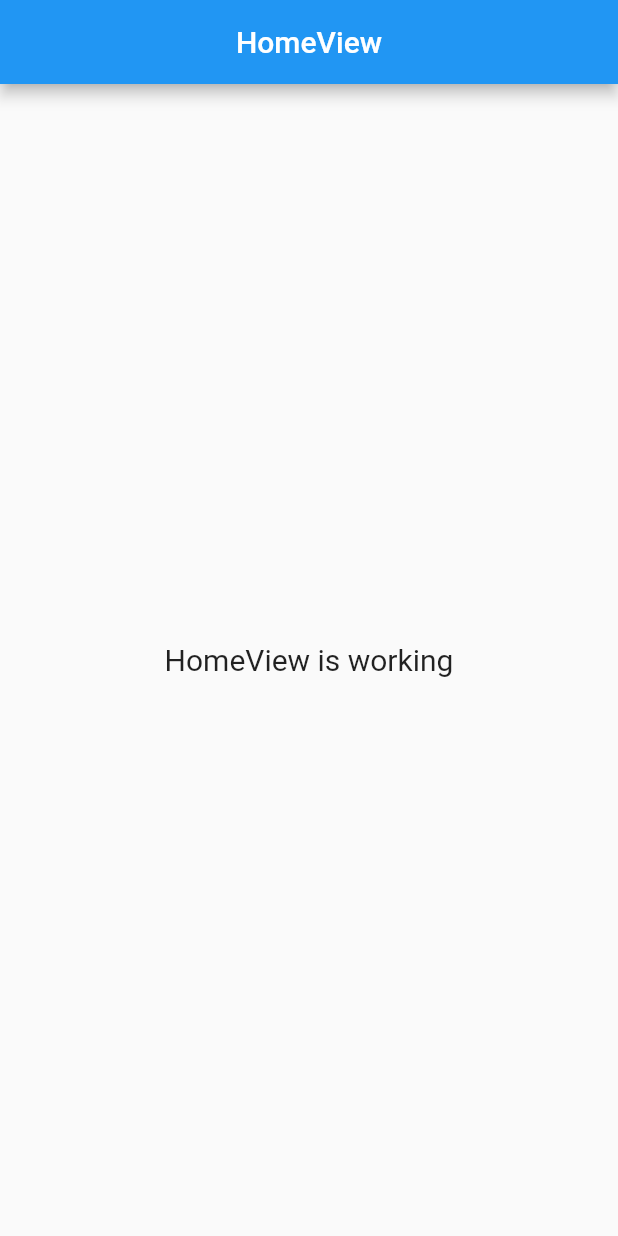
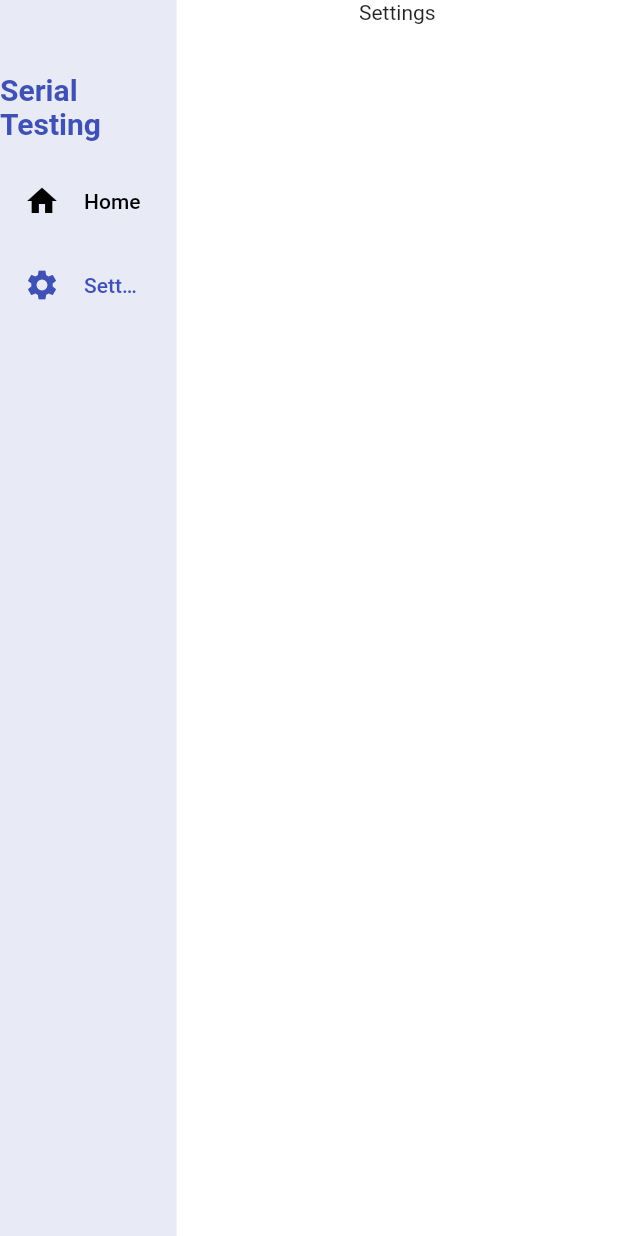
Before and after one commit to hareendranmg/serial_data_viewer, a Flutter app: the screen it shows after launch, on a phone screen of 412 x 824 dp. Run offline on Flutter 3.47's test engine with Material 2 defaults, Android fonts, the phone set to English and light mode, and no system bars; our stand-ins replace form_builder_validators, get, get_storage; missing offline and left inert: flutter_libserialport, window_size.

Commit message:
FEAT: Add Sidebar component

```diff
--- /dev/null
+++ b/lib/app/global_widgets/sidebar.dart
@@ -0,0 +1,77 @@
+import 'package:flutter/material.dart';
+import 'package:get/get.dart';
+
+import '../routes/app_pages.dart';
+import '../utils/general_utils.dart';
+import '../utils/global_widgets.dart';
+import '../utils/theme_data.dart';
+
+class SideBar extends StatelessWidget {
+  SideBar({
+    super.key,
+    required this.menu,
+  });
+
+  final scrollController = ScrollController();
+  final Menus menu;
+
+  @override
+  Widget build(BuildContext context) {
+    return Expanded(
+      flex: 2,
+      child: DecoratedBox(
+        decoration: BoxDecoration(
+          color: Colors.indigo.shade50,
+        ),
+        child: Scrollbar(
+          controller: scrollController,
+          thumbVisibility: true,
+          child: Column(
+            children: [
+              const Padding(
+                padding: EdgeInsets.only(top: 48),
+                child: Text(
+                  'Serial Testing',
+                  style: TextStyle(
+                    fontSize: 20,
+                    fontWeight: FontWeight.bold,
+                    color: Colors.indigo,
+                  ),
+                ),
+              ),
+              HEIGHT_12,
+              Expanded(
+                child: ListView(
+                  controller: scrollController,
+                  physics: const ClampingScrollPhysics(),
+                  children: [
+                    ListTile(
+                      leading: const Icon(Icons.home),
+                      title: const Text(
+                        'Home',
+                        overflow: TextOverflow.ellipsis,
+                      ),
+                      selected: menu == Menus.home,
+                      selectedColor: primaryColor,
+                      onTap: () => Get.offNamed(Routes.HOME),
+                    ),
+                    ListTile(
+                      leading: const Icon(Icons.settings),
+                      title: const Text(
+                        'Settings',
+                        overflow: TextOverflow.ellipsis,
+                      ),
+                      selected: menu == Menus.settings,
+                      selectedColor: primaryColor,
+                      onTap: () => Get.offNamed(Routes.SETTINGS),
+                    ),
+                  ],
+                ),
+              ),
+            ],
+          ),
+        ),
+      ),
+    );
+  }
+}
--- /dev/null
+++ b/lib/app/modules/home/controllers/home_base_controller.dart
@@ -0,0 +1,3 @@
+import 'package:get/get.dart';
+
+class HomeBaseController extends GetxController {}
--- a/lib/app/modules/home/views/home_view.dart
+++ b/lib/app/modules/home/views/home_view.dart
@@ -1,23 +1,21 @@
 import 'package:flutter/material.dart';
-
 import 'package:get/get.dart';
 
+import '../../../global_widgets/sidebar.dart';
+import '../../../utils/general_utils.dart';
 import '../controllers/home_controller.dart';
+import 'widgets/home_body.dart';
 
 class HomeView extends GetView<HomeController> {
-  const HomeView({Key? key}) : super(key: key);
+  const HomeView({super.key});
   @override
   Widget build(BuildContext context) {
     return Scaffold(
-      appBar: AppBar(
-        title: const Text('HomeView'),
-        centerTitle: true,
-      ),
-      body: Center(
-        child: Text(
-          'HomeView is working',
-          style: TextStyle(fontSize: 20),
-        ),
+      body: Row(
+        children: [
+          SideBar(menu: Menus.home),
+          const HomeBody(),
+        ],
       ),
     );
   }
--- a/lib/app/modules/settings/views/settings_view.dart
+++ b/lib/app/modules/settings/views/settings_view.dart
@@ -1,23 +1,21 @@
 import 'package:flutter/material.dart';
-
 import 'package:get/get.dart';
 
+import '../../../global_widgets/sidebar.dart';
+import '../../../utils/general_utils.dart';
 import '../controllers/settings_controller.dart';
+import 'widgets/settings_body.dart';
 
 class SettingsView extends GetView<SettingsController> {
-  const SettingsView({Key? key}) : super(key: key);
+  const SettingsView({super.key});
   @override
   Widget build(BuildContext context) {
     return Scaffold(
-      appBar: AppBar(
-        title: const Text('SettingsView'),
-        centerTitle: true,
-      ),
-      body: Center(
-        child: Text(
-          'SettingsView is working',
-          style: TextStyle(fontSize: 20),
-        ),
+      body: Row(
+        children: [
+          SideBar(menu: Menus.settings),
+          const SettingsBody(),
+        ],
       ),
     );
   }
--- /dev/null
+++ b/lib/app/modules/settings/views/widgets/settings_body.dart
@@ -0,0 +1,22 @@
+import 'package:flutter/material.dart';
+
+import '../../../../utils/global_widgets.dart';
+
+class SettingsBody extends StatelessWidget {
+  const SettingsBody({
+    super.key,
+  });
+
+  @override
+  Widget build(BuildContext context) {
+    return Expanded(
+      flex: 5,
+      child: Column(
+        children: const [
+          Text('Settings'),
+          HEIGHT_12,
+        ],
+      ),
+    );
+  }
+}
--- a/lib/app/routes/app_pages.dart
+++ b/lib/app/routes/app_pages.dart
@@ -12,7 +12,7 @@ part 'app_routes.dart';
 class AppPages {
   AppPages._();
 
-  static const INITIAL = Routes.HOME;
+  static const INITIAL = Routes.SETTINGS;
 
   static final routes = [
     GetPage(
--- a/lib/app/utils/general_utils.dart
+++ b/lib/app/utils/general_utils.dart
@@ -76,3 +76,5 @@ String getGreeting() {
     return 'Hello';
   }
 }
+
+enum Menus { home, settings }
--- a/lib/app/utils/theme_data.dart
+++ b/lib/app/utils/theme_data.dart
@@ -2,8 +2,8 @@ import 'package:flutter/material.dart';
 
 // const bodyBackgroundColor = Color.fromRGBO(214, 214, 214, 1);
 // const bodyBackgroundColor = Color(0xFFE9E9E9);
-const primaryColor = Color(0xff1565c0);
-const textColor = Color(0xFF121212);
+const primaryColor = Colors.indigo;
+const Color textColor = Color(0xFF121212);
 const textColorMedGrey = Color(0xFF202020);
 const textColorGrey = Color(0xFF616161);
 
```
Also changed, not shown: lib/app/modules/home/controllers/home_controller.dart (+2 -22 lines), lib/app/modules/home/views/widgets/home_body.dart (added, +22 -0 lines), lib/app/modules/settings/controllers/settings_controller.dart (+3 -14 lines), lib/main.dart (+15 -3 lines).
